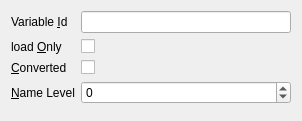
The window that com/gii/qt/VariableIdPropertyPage.ui (Scanframe/sf-mod-app) describes before a commit, drawn with Qt 5.
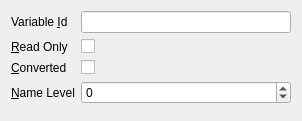
The same window after the commit. Custom widgets are drawn as their Qt base class.

Commit message: Fixed accidental renaming of read to load by Clion. Added UT layout with multiple A-scans and settings for different gates. Added amplitude unit to emulator.

Patch:
```diff
--- a/com/gii/qt/VariableIdPropertyPage.ui
+++ b/com/gii/qt/VariableIdPropertyPage.ui
@@ -53,7 +53,7 @@
       <string>Control cannot be used to change the value.</string>
      </property>
      <property name="text">
-      <string>load &amp;Only</string>
+      <string>&amp;Read Only</string>
      </property>
      <property name="buddy">
       <cstring>cbReadOnly</cstring>
```
The commit also changes 22 other files.
